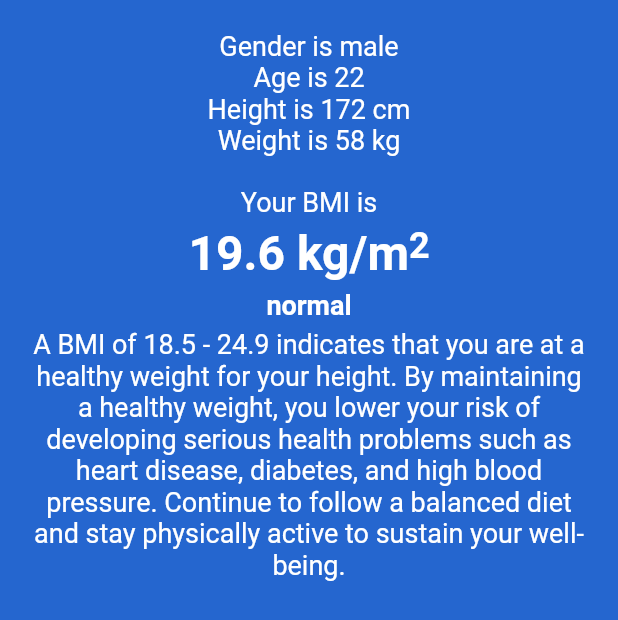
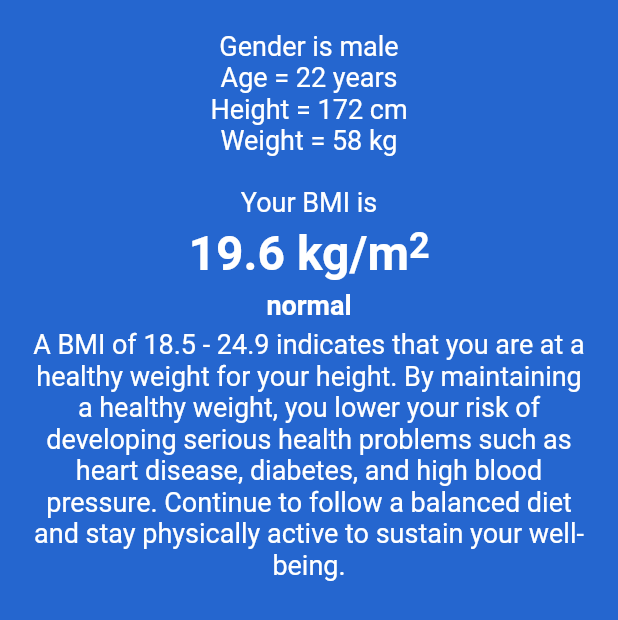
Before and after one commit to Mina176/bmi_calculator, a Flutter app: the ShowResultsSheet widget shown alone on an empty page, opened directly, on a phone screen of 412 x 824 dp. Shown: the top 620 px of the screen. Run offline on Flutter 3.47's test engine with Material 3 defaults, Android fonts, the phone set to English and light mode, and no system bars; our stand-ins replace font_awesome_flutter; missing offline and left inert: vertical_weight_slider.

Commit message:
final look

```diff
--- a/lib/constants.dart
+++ b/lib/constants.dart
@@ -6,6 +6,6 @@ const kInactiveBorderColor = Color(0xffdbdbdb);
 const kPrimaryColor = Color(0xFF2566CF);
 const kSecondaryColor = Color(0xFF0B1028);
 const kTextStyle =
-    TextStyle(fontFamily: 'Poppins', fontWeight: FontWeight.bold, fontSize: 18);
+    TextStyle(fontFamily: 'Poppins', fontWeight: FontWeight.bold, fontSize: 22);
 const kTitleTextStyle = TextStyle(fontWeight: FontWeight.bold, fontSize: 30);
-const kNumberTextStyle = TextStyle(fontSize: 32, fontWeight: FontWeight.w600);
+const kNumberTextStyle = TextStyle(fontSize: 28, fontWeight: FontWeight.w600);
--- a/lib/widgets/age_card.dart
+++ b/lib/widgets/age_card.dart
@@ -9,14 +9,14 @@ class AgeCard extends StatelessWidget {
   @override
   Widget build(BuildContext context) {
     return Column(
+      mainAxisAlignment: MainAxisAlignment.center,
       children: [
-        SizedBox(height: 35),
         Text(
           'Age',
           style: kTextStyle,
         ),
         SizedBox(
-          height: 36,
+          height: 32,
         ),
         CustomCounter()
       ],
--- a/lib/widgets/show_results_sheet.dart
+++ b/lib/widgets/show_results_sheet.dart
@@ -8,12 +8,12 @@ enum Status { underweight, normal, overweight, obese }
 class ShowResultsSheet extends StatelessWidget {
   ShowResultsSheet({super.key});
 
-  double bmi =
+  final double bmi =
       (InputViewBody.weight / (InputViewBody.height * InputViewBody.height)) *
           10000;
-  Status status = Status.normal;
+  late Status status = Status.normal;
 
-  Map<Status, String> statusMessages = {
+  final Map<Status, String> statusMessages = {
     Status.underweight:
         'A BMI of less than 18.5 indicates that you are underweight for your height. Being underweight can weaken your immune system, lead to nutritional deficiencies, and increase the risk of health issues such as osteoporosis and anemia. Its important to aim for a balanced diet and consult a healthcare professional to reach a healthy weight.',
     Status.normal:
@@ -45,9 +45,9 @@ class ShowResultsSheet extends StatelessWidget {
           child: Column(
             children: [
               Text('Gender is ${InputViewBody.gender.name}'),
-              Text('Age is ' '${CustomCounter.counter.toString()}'),
-              Text('Height is ${InputViewBody.height} cm'),
-              Text('Weight is ${InputViewBody.weight} kg'),
+              Text('Age = ' '${CustomCounter.counter.toString()}' ' years'),
+              Text('Height = ${InputViewBody.height} cm'),
+              Text('Weight = ${InputViewBody.weight} kg'),
               SizedBox(height: 20),
               Text('Your BMI is'),
               SizedBox(height: 5),
```
